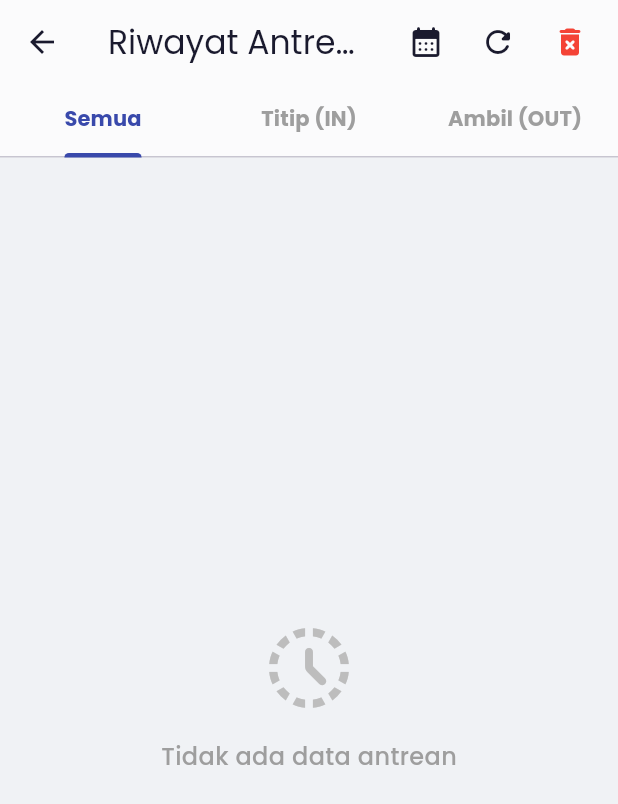
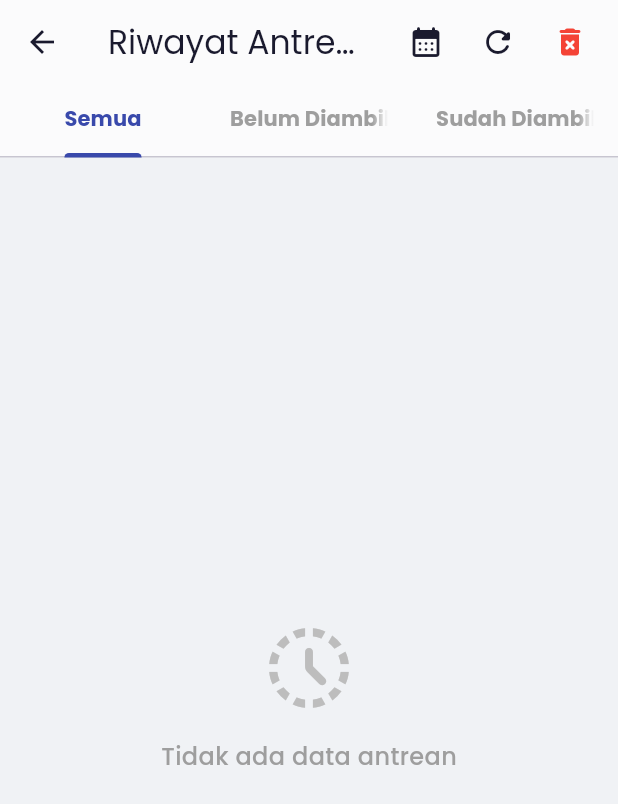
Before and after one commit to masumrpg/sistem_antrean_satker, a Flutter app: the HistoryPage screen opened directly, on a phone screen of 412 x 824 dp. Shown: the top 804 px of the screen. Run offline on Flutter 3.47's test engine with Material 3 defaults, Android fonts, the phone set to English and light mode, and no system bars; our stand-ins replace google_fonts, pdf, printing, sqflite_common_ffi; accounts and stored records are empty.

Commit message:
feat: Update history page tab labels to 'Belum Diambil' and 'Sudah Diambil'.

```diff
--- a/lib/pages/history_page.dart
+++ b/lib/pages/history_page.dart
@@ -415,8 +415,8 @@ class _HistoryPageState extends State<HistoryPage> {
             labelStyle: const TextStyle(fontWeight: FontWeight.bold),
             tabs: const [
               Tab(text: 'Semua'),
-              Tab(text: 'Titip (IN)'),
-              Tab(text: 'Ambil (OUT)'),
+              Tab(text: 'Belum Diambil'),
+              Tab(text: 'Sudah Diambil'),
             ],
           ),
           actions: [
```
